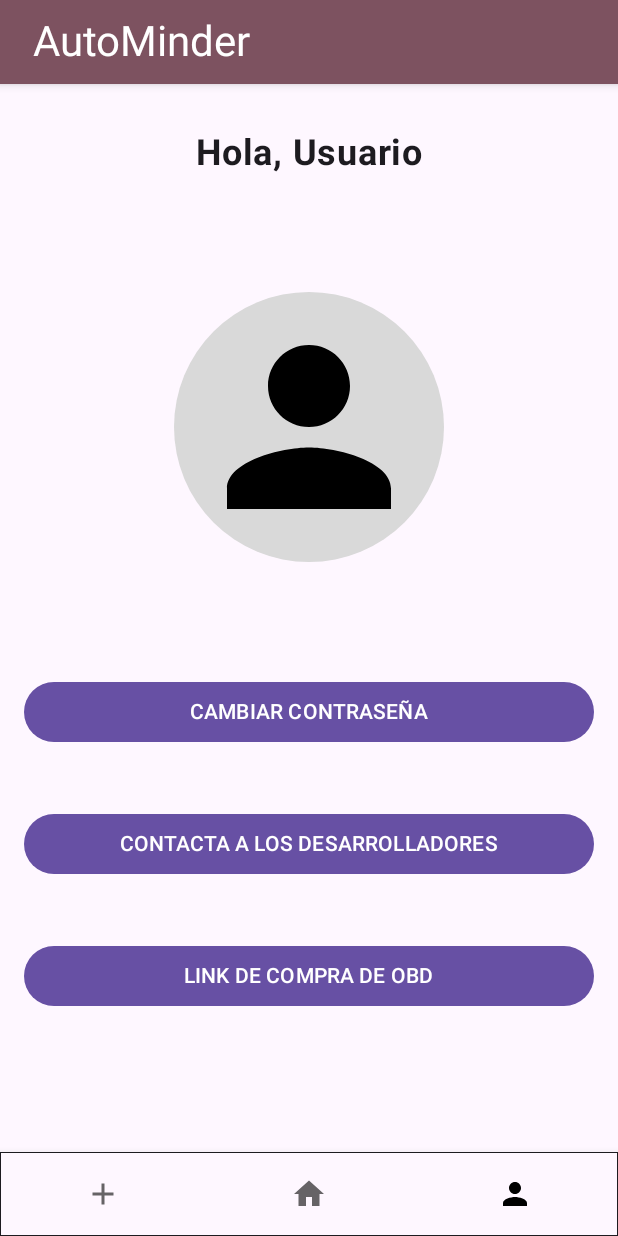
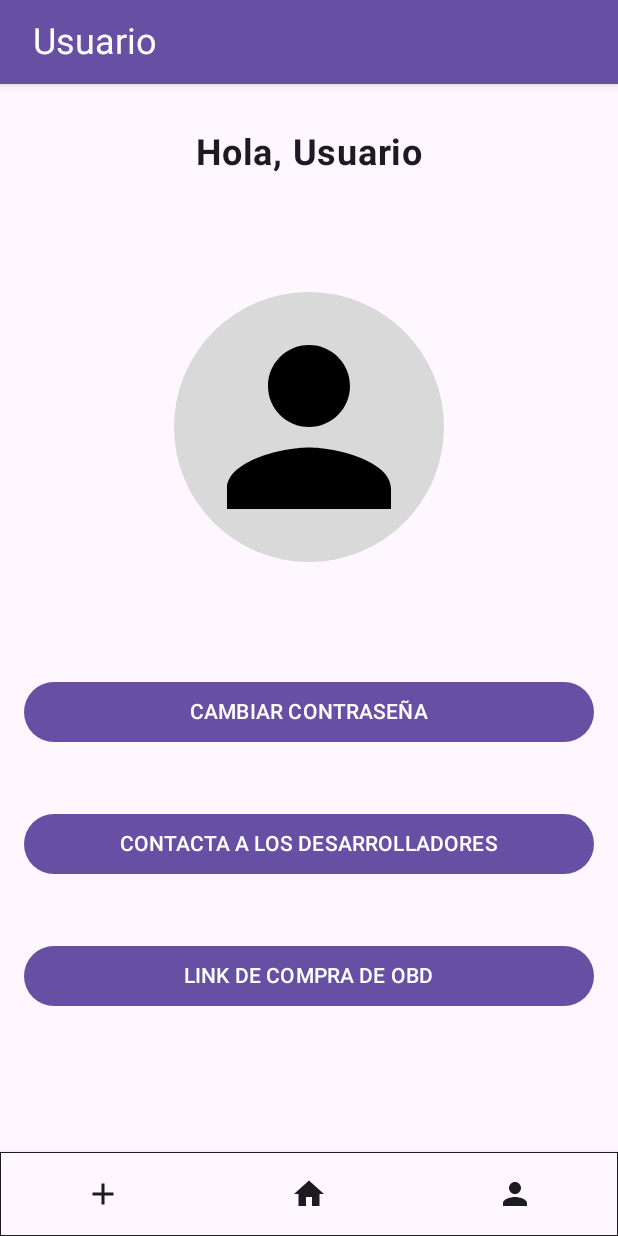
Before and after one commit to AutoMinder/BaseProyect, an Android app built with Jetpack Compose: the screen it shows after launch (MainActivity), item 3 of the bottom bar chosen, on a phone screen of 412 x 824 dp. Run offline under Robolectric (Android 15) with nearby library versions, the phone set to English and light mode, and no system bars; our stand-ins replace livedata-compose.

Commit message:
Add: Title bar names

```diff
--- a/AutoMinder/app/src/main/java/com/autominder/autominder/MainActivity.kt
+++ b/AutoMinder/app/src/main/java/com/autominder/autominder/MainActivity.kt
@@ -43,7 +43,7 @@ fun DefaultPreview() {
     Scaffold(
         topBar = {
             //TopAppBar
-                 TopBar()
+                 TopBar(navController)
         },
         bottomBar = {
             BottomNavigationBar(
--- a/AutoMinder/app/src/main/java/com/autominder/autominder/components/BottomNavigationBar.kt
+++ b/AutoMinder/app/src/main/java/com/autominder/autominder/components/BottomNavigationBar.kt
@@ -4,6 +4,7 @@ import androidx.compose.foundation.border
 import androidx.compose.material.BottomNavigation
 import androidx.compose.material.BottomNavigationItem
 import androidx.compose.material.Icon
+import androidx.compose.material3.MaterialTheme
 import androidx.compose.runtime.Composable
 import androidx.compose.runtime.getValue
 
@@ -20,12 +21,23 @@ import com.autominder.autominder.navigation.Destinations
 fun BottomNavigationBar(navHostController: NavHostController, items: List<Destinations>) {
     val currentRoute = currentRoute(navHostController)
 
-    BottomNavigation(backgroundColor = androidx.compose.material3.MaterialTheme.colorScheme.surface,
-        modifier = Modifier.border(0.1.dp, androidx.compose.material3.MaterialTheme.colorScheme.onSurface))
+    BottomNavigation(
+        backgroundColor = androidx.compose.material3.MaterialTheme.colorScheme.surface,
+        modifier = Modifier.border(
+            0.1.dp,
+            androidx.compose.material3.MaterialTheme.colorScheme.onSurface
+        )
+    )
     {
         items.forEach { screen ->
             BottomNavigationItem(
-                icon = { Icon(imageVector = screen.icon, contentDescription = screen.title) },
+                icon = {
+                    Icon(
+                        imageVector = screen.icon,
+                        contentDescription = screen.title,
+                        tint = MaterialTheme.colorScheme.onSurface
+                    )
+                },
                 selected = currentRoute == screen.route,
                 onClick = {
                     navHostController.navigate(screen.route) {
--- a/AutoMinder/app/src/main/java/com/autominder/autominder/components/TopBar.kt
+++ b/AutoMinder/app/src/main/java/com/autominder/autominder/components/TopBar.kt
@@ -7,20 +7,35 @@ import androidx.compose.runtime.Composable
 import androidx.compose.ui.Modifier
 import androidx.compose.ui.tooling.preview.Preview
 import androidx.compose.ui.unit.dp
+import androidx.navigation.NavHostController
+import androidx.navigation.compose.currentBackStackEntryAsState
+import com.autominder.autominder.navigation.Destinations
 
 @Composable
-@Preview
-fun TopBar() {
+fun TopBar(navController: NavHostController) {
     androidx.compose.material.TopAppBar(
-        backgroundColor = MaterialTheme.colorScheme.tertiary,
+        backgroundColor = MaterialTheme.colorScheme.primary,
 
         ) {
         Text(
-            text = "AutoMinder",
+            text = navController.currentBackStackEntryAsState().value?.destination?.route?.let {
+                getTitleByRoute(
+                    it
+                )
+            }
+                ?: "AutoMinder",
             modifier = Modifier.padding(18.dp, 0.dp, 0.dp, 0.dp),
-            style = MaterialTheme.typography.headlineMedium,
+            style = MaterialTheme.typography.headlineSmall,
             color = MaterialTheme.colorScheme.onPrimary
         )
     }
+}
 
+fun getTitleByRoute(route: String): String {
+    return when (route) {
+        Destinations.MyCars.route -> "Mis Carros"
+        Destinations.PrincipalMenu.route -> "AutoMinder"
+        Destinations.UserInfo.route -> "Usuario"
+        else -> "AutoMinder"
+    }
 }
--- a/AutoMinder/app/src/main/java/com/autominder/autominder/navigation/NavigationHost.kt
+++ b/AutoMinder/app/src/main/java/com/autominder/autominder/navigation/NavigationHost.kt
@@ -37,10 +37,10 @@ fun NavigationHost(
         composable("forgot_password") {
             ForgotPasswordScreen()
         }
-        composable("principal_menu") {
+        composable("principal_menu" ) {
             PrincipalMenuScreen()
         }
-        composable("my_cars"){
+        composable("my_cars", ){
             MyCarsScreen()
         }
         composable("user_info"){
```
Also changed, not shown: AutoMinder/app/src/main/java/com/autominder/autominder/navigation/Destinations.kt (+10 -2 lines).
